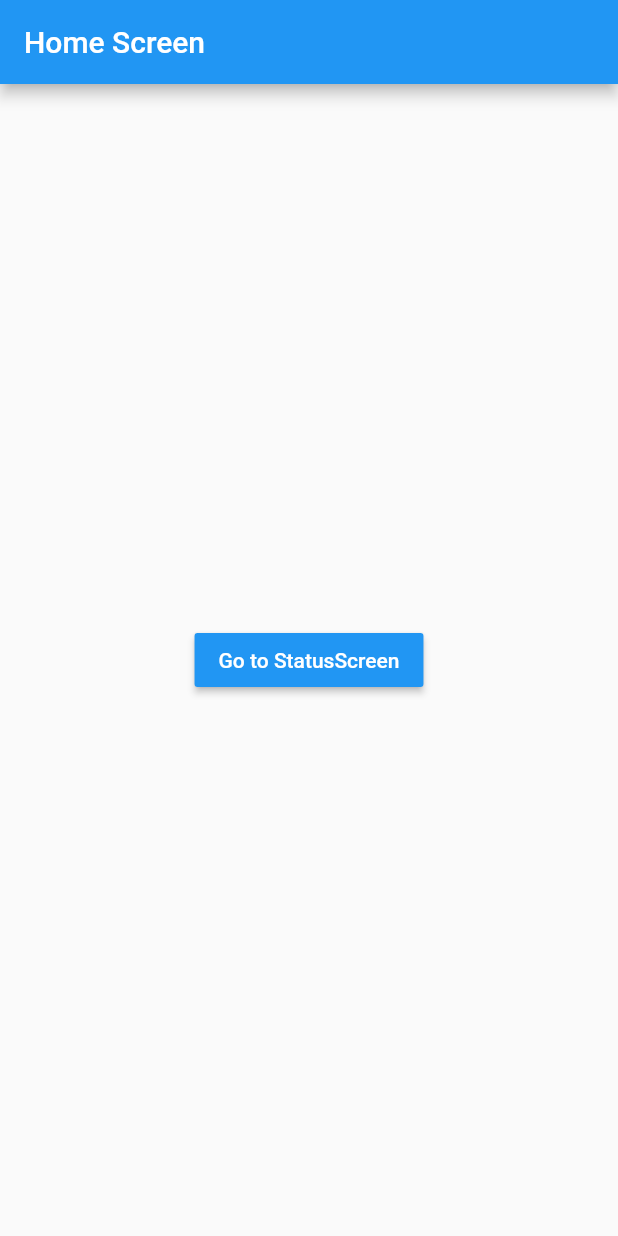
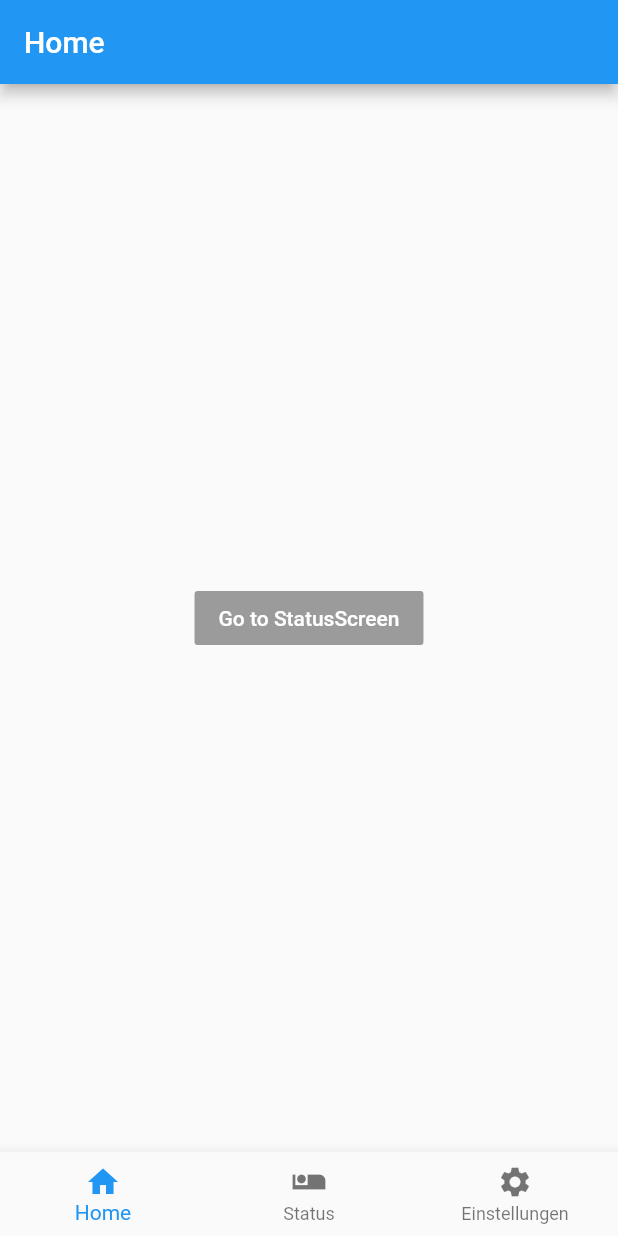
Before and after one commit to ninogjoni/wvsv_corona_tracker, a Flutter app: the screen it shows after launch, on a phone screen of 412 x 824 dp. Run offline on Flutter 3.47's test engine with Material 2 defaults, Android fonts, the phone set to English and light mode, and no system bars.

```diff
--- /dev/null
+++ b/frontend/corona_tracker/lib/home_widget.dart
@@ -0,0 +1,55 @@
+import 'package:corona_tracker/navigation/HomeScreen.dart';
+import 'package:corona_tracker/navigation/StatusScreen.dart';
+import 'package:corona_tracker/navigation/SettingsScreen.dart';
+
+import 'package:flutter/material.dart';
+
+class Home extends StatefulWidget {
+  @override
+  State<StatefulWidget> createState() {
+    return _HomeState();
+  }
+}
+
+class _HomeState extends State<Home> {
+  int _currentIndex = 0;
+  final List<Widget> _children = [
+    HomeScreen(),
+    StatusScreen(),
+    SettingsScreen()
+  ];
+
+  @override
+  Widget build(BuildContext context) {
+    return Scaffold(
+      /*appBar: AppBar(
+        title: Text('My Flutter App'),
+      ),*/
+      body: _children[_currentIndex],
+      bottomNavigationBar: BottomNavigationBar(
+        onTap: onTabTapped,
+        currentIndex: _currentIndex, // this will be set when a new tab is tapped
+        items: [
+          BottomNavigationBarItem(
+            icon: new Icon(Icons.home),
+            title: new Text('Home'),
+          ),
+          BottomNavigationBarItem(
+            icon: new Icon(Icons.airline_seat_individual_suite),
+            title: new Text('Status'),
+          ),
+          BottomNavigationBarItem(
+              icon: Icon(Icons.settings),
+              title: Text('Einstellungen')
+          )
+        ],
+      ),
+    );
+  }
+
+  void onTabTapped(int index) {
+    setState(() {
+      _currentIndex = index;
+    });
+  }
+}
--- a/frontend/corona_tracker/lib/main.dart
+++ b/frontend/corona_tracker/lib/main.dart
@@ -1,30 +1,17 @@
 import 'package:flutter/material.dart';
 import './navigation/HomeScreen.dart';
 import './navigation/StatusScreen.dart';
+import 'home_widget.dart';
 
 
 void main() => runApp(MyApp());
-
-/*class MyApp extends StatelessWidget {
-  // This widget is the root of your application.
-  @override
-  Widget build(BuildContext context) {
-    return MaterialApp(
-      title: 'Flutter Demo',
-      theme: ThemeData(
-        primarySwatch: Colors.blue,
-      ),
-      home: MyHomePage(title: 'Flutter Demo Home Page'),
-    );
-  }
-}*/
 
 class MyApp extends StatelessWidget {
   // This widget is the root of your application.
   @override
   Widget build(BuildContext context) {
     return MaterialApp(
-        theme: ThemeData(primarySwatch: Colors.blue), home: HomeScreen());
+        theme: ThemeData(primarySwatch: Colors.blue), home: Home());
   }
 }
 
--- a/frontend/corona_tracker/lib/navigation/HomeScreen.dart
+++ b/frontend/corona_tracker/lib/navigation/HomeScreen.dart
@@ -7,18 +7,19 @@ class HomeScreen extends StatelessWidget {
   Widget build(BuildContext context) {
     return Scaffold(
       appBar: AppBar(
-        title: Text('Home Screen'),
+        title: Text('Home'),
       ),
       body: Center(
           child: RaisedButton(
               child: Text('Go to StatusScreen'),
               color: Theme.of(context).primaryColor,
               textColor: Colors.white,
-              onPressed: () => Navigator.push(
+              /*onPressed: () => Navigator.push(
                   context,
                   MaterialPageRoute(
                     builder: (BuildContext context) => StatusScreen(),
-                  )))),
+                  ))*/
+          )),
     );
   }
 }
--- a/frontend/corona_tracker/lib/navigation/StatusScreen.dart
+++ b/frontend/corona_tracker/lib/navigation/StatusScreen.dart
@@ -6,14 +6,14 @@ class StatusScreen extends StatelessWidget {
   Widget build(BuildContext context) {
     return Scaffold(
       appBar: AppBar(
-        title: Text('Second Screen'),
+        title: Text('Status'),
       ),
       body: Center(
         child: RaisedButton(
             child: Text('Back To HomeScreen'),
             color: Theme.of(context).primaryColor,
             textColor: Colors.white,
-            onPressed: () => Navigator.pop(context)
+            //onPressed: () => Navigator.pop(context)
         ),
       ),
     );
```
Also changed, not shown: frontend/corona_tracker/lib/navigation/SettingsScreen.dart (+24 -0 lines).
